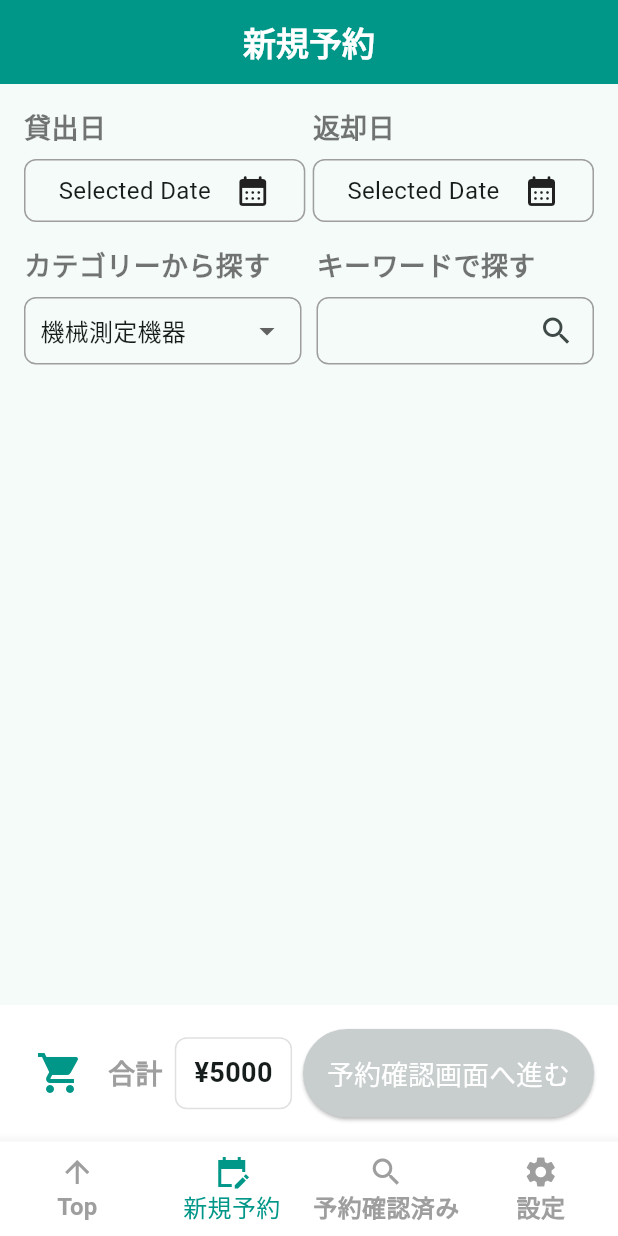
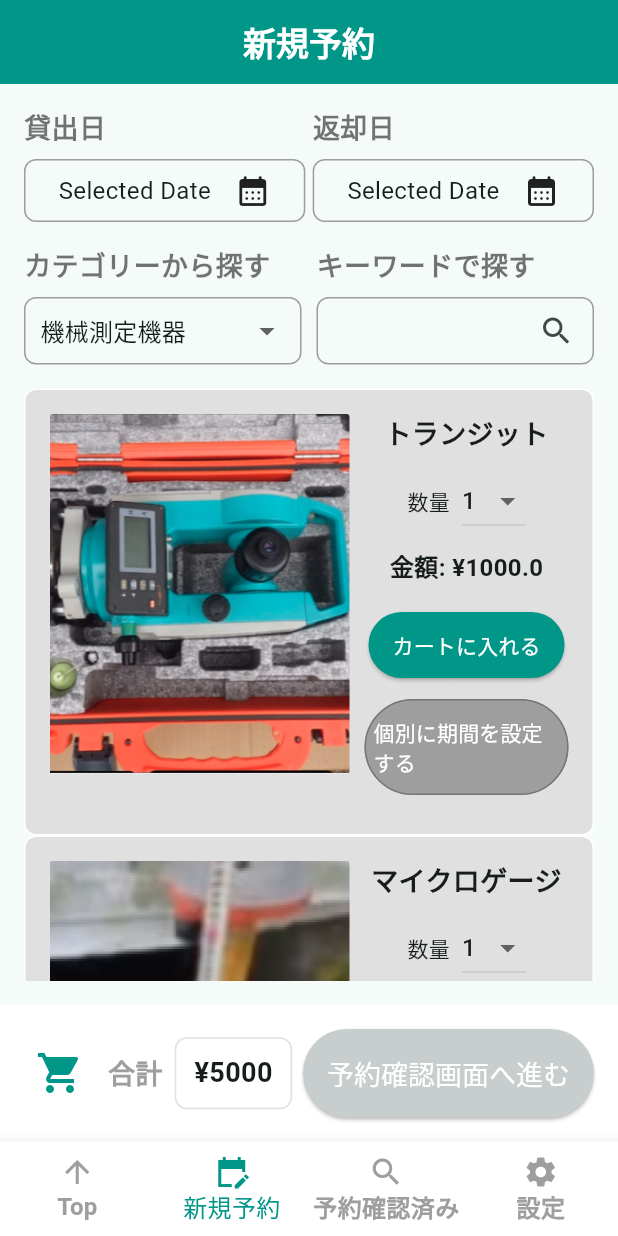
Before and after one commit to Paduvana/yotsuba_mobile, a Flutter app: the NewReservationPage screen opened directly, on a phone screen of 412 x 824 dp. Run offline on Flutter 3.47's test engine with Material 3 defaults, Android fonts, the phone set to English and light mode, and no system bars; our stand-ins replace flutter_secure_storage, image_picker; accounts and stored records are empty.

Commit message:
Reservation List

```diff
--- a/lib/screens/NewReservationPage.dart
+++ b/lib/screens/NewReservationPage.dart
@@ -2,14 +2,15 @@ import 'package:flutter/material.dart';
 import 'package:intl/intl.dart';
 import 'package:yotsuba_mobile/widgets/BottomNavBar.dart';
 import 'package:yotsuba_mobile/widgets/SearchFilters.dart';
-import 'package:yotsuba_mobile/widgets/ReservationBottomBar.dart'; // Import ReservationBottomBar
+import 'package:yotsuba_mobile/widgets/ReservationBottomBar.dart';
+import 'package:yotsuba_mobile/widgets/ProductWidget.dart'; // Import ProductWidget
 
 class NewReservationPage extends StatefulWidget {
   @override
-  _ReservationDateState createState() => _ReservationDateState();
+  _NewReservationPageState createState() => _NewReservationPageState();
 }
 
-class _ReservationDateState extends State<NewReservationPage> {
+class _NewReservationPageState extends State<NewReservationPage> {
   DateTime? _rentalDate;
   DateTime? _returnDate;
   final TextEditingController _keywordController = TextEditingController();
@@ -140,6 +141,13 @@ class _ReservationDateState extends State<NewReservationPage> {
             SearchFilters(
               keywordController: _keywordController,
             ),
+
+            const SizedBox(height: 16),
+
+            // ProductWidget - Product with timeline and options
+            Expanded(
+              child: ProductList(),
+            ),
           ],
         ),
       ),
--- /dev/null
+++ b/lib/widgets/ProductWidget.dart
@@ -0,0 +1,161 @@
+import 'package:flutter/material.dart';
+
+class ProductWidget extends StatefulWidget {
+  final String title;
+  final String imagePath;
+  final double basePrice;
+
+  const ProductWidget({
+    Key? key,
+    required this.title,
+    required this.imagePath,
+    required this.basePrice,
+  }) : super(key: key);
+
+  @override
+  _ProductWidgetState createState() => _ProductWidgetState();
+}
+
+class _ProductWidgetState extends State<ProductWidget> {
+  int _quantity = 1;
+  late double _totalPrice;
+
+  @override
+  void initState() {
+    super.initState();
+    _totalPrice = widget.basePrice; // Initialize total price
+  }
+
+  void _updatePrice(int quantity) {
+    setState(() {
+      _totalPrice = widget.basePrice * quantity;
+    });
+  }
+
+  @override
+  Widget build(BuildContext context) {
+    return Container(
+      padding: const EdgeInsets.all(16),
+      decoration: BoxDecoration(
+        color: const Color(0xFFE0E0E0),
+        border: Border.all(color: Colors.white),
+        borderRadius: BorderRadius.circular(8),
+      ),
+      child: Row(
+        crossAxisAlignment: CrossAxisAlignment.start,
+        children: [
+          Container(
+            width: 200,
+            height: 240,
+            decoration: BoxDecoration(
+              image: DecorationImage(
+                image: AssetImage(widget.imagePath),
+                fit: BoxFit.cover,
+              ),
+              borderRadius: BorderRadius.circular(2),
+            ),
+          ),
+          const SizedBox(width: 10),
+          Expanded(
+            child: Column(
+              crossAxisAlignment: CrossAxisAlignment.center,
+              children: [
+                Text(
+                  widget.title,
+                  textAlign: TextAlign.center,
+                  style: const TextStyle(fontSize: 18, fontWeight: FontWeight.bold),
+                ),
+                const SizedBox(height: 8),
+                Row(
+                  mainAxisAlignment: MainAxisAlignment.center,
+                  children: [
+                    const Text('数量'),
+                    const SizedBox(width: 8),
+                    DropdownButton<int>(
+                      value: _quantity,
+                      onChanged: (int? newValue) {
+                        if (newValue != null) {
+                          setState(() {
+                            _quantity = newValue;
+                            _updatePrice(_quantity);
+                          });
+                        }
+                      },
+                      items: List.generate(10, (index) => index + 1)
+                          .map<DropdownMenuItem<int>>((int value) {
+                        return DropdownMenuItem<int>(
+                          value: value,
+                          child: Text('$value'),
+                        );
+                      }).toList(),
+                    ),
+                  ],
+                ),
+                const SizedBox(height: 8),
+                Text(
+                  '金額: ¥$_totalPrice',
+                  style: const TextStyle(fontSize: 16, fontWeight: FontWeight.bold),
+                ),
+                const SizedBox(height: 16),
+                ElevatedButton(
+                  onPressed: () {
+                    // Add to cart functionality
+                  },
+                  child: const Text('カートに入れる'),
+                  style: ElevatedButton.styleFrom(
+                    foregroundColor: Colors.white,
+                    backgroundColor: Colors.teal,
+                    padding: const EdgeInsets.symmetric(vertical: 12, horizontal: 16),
+                  ),
+                ),
+                const SizedBox(height: 12),
+                OutlinedButton(
+                  onPressed: () {
+                    // Set period functionality
+                  },
+                  child: const Text('個別に期間を設定する'),
+                  style: ElevatedButton.styleFrom(
+                    foregroundColor: Colors.white,
+                    backgroundColor:const Color(0xFF9E9E9E),
+                    padding: const EdgeInsets.symmetric(vertical: 12, horizontal: 6),
+                  ),
+                ),
+                const SizedBox(height: 10),
+              ],
+            ),
+          ),
+        ],
+      ),
+    );
+  }
+}
+
+class ProductList extends StatelessWidget {
+  @override
+  Widget build(BuildContext context) {
+    return ListView(
+      children: [
+        ProductWidget(
+          title: 'トランジット',
+          imagePath: 'asset/images/Transit.png',
+          basePrice: 1000,
+        ),
+        ProductWidget(
+          title: 'マイクロゲージ',
+          imagePath: 'asset/images/tripod.png',
+          basePrice: 1200,
+        ),
+        ProductWidget(
+          title: 'Product 3',
+          imagePath: 'asset/images/taper_guage.png',
+          basePrice: 1500,
+        ),
+        ProductWidget(
+          title: 'Product 3',
+          imagePath: 'asset/images/level.png',
+          basePrice: 1500,
+        ),
+      ],
+    );
+  }
+}
--- a/lib/widgets/ReservationBottomBar.dart
+++ b/lib/widgets/ReservationBottomBar.dart
@@ -35,7 +35,7 @@ class ReservationBottomBar extends StatelessWidget {
                 style: TextStyle(
                   fontSize: 18,
                   fontWeight: FontWeight.bold,
-                  color: Color(0xFF9E9E9E),  // Changed to #9E9E9E
+                  color: Color(0xFF9E9E9E),
                 ),
               ),
               const SizedBox(width: 8),
--- a/pubspec.yaml
+++ b/pubspec.yaml
@@ -63,6 +63,11 @@ flutter:
   assets:
     - asset/images/login_banner.png
     - asset/images/logo.png
+    - asset/images/Transit.png
+    - asset/images/device1.png
+    - asset/images/tripod.png
+    - asset/images/taper_guage.png
+    - asset/images/level.png
 
   # An image asset can refer to one or more resolution-specific "variants", see
   # https://flutter.dev/to/resolution-aware-images
```
Also changed, not shown: asset/images/Laserlevelmarking.png (added), asset/images/Transit.png (added), asset/images/cylinder_guage.png (added), asset/images/device2.png (added), asset/images/taper_guage.png (added), asset/images/transit2.png (added), asset/images/transit3.png (added), pubspec.lock.
